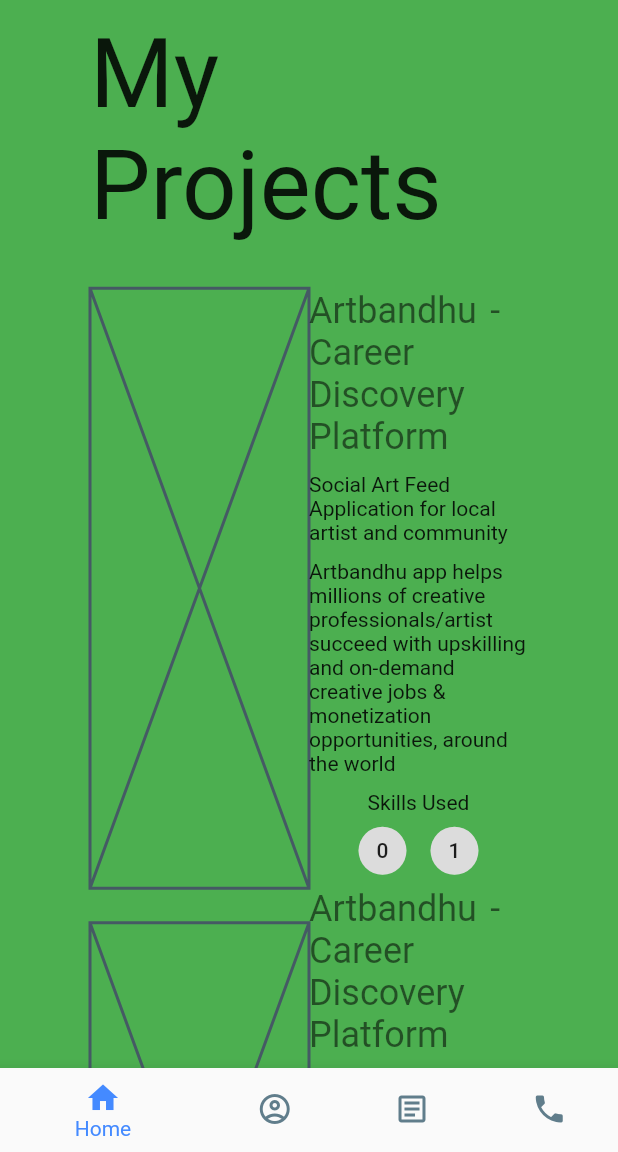
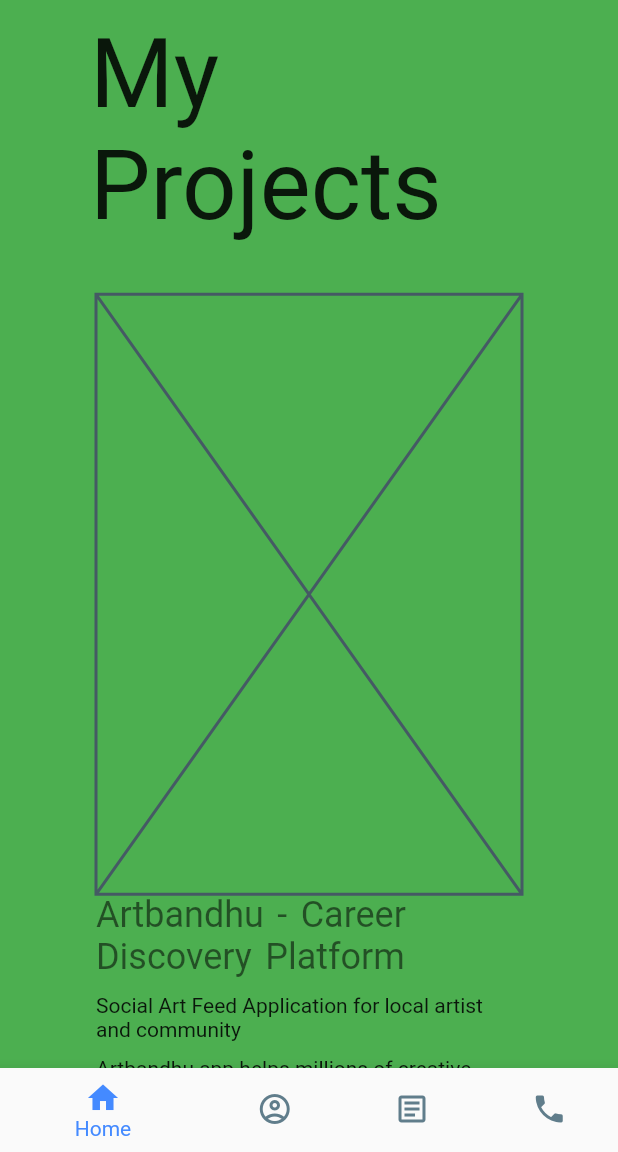
Before and after one commit to thomas819/resume_web, a Flutter app: the screen it shows after launch, scrolled down 3456 dp, on a phone screen of 412 x 824 dp, the part 84-1236 px from its top. Run offline on Flutter 3.47's test engine with Material 2 defaults, Android fonts, the light colour scheme and no system bars; our stand-ins replace flutter_svg, get.

Commit message:
add experience layout

```diff
--- a/lib/main.dart
+++ b/lib/main.dart
@@ -12,7 +12,7 @@
   @override
   Widget build(BuildContext context) {
     return GetMaterialApp(
-      title: 'Flutter Demo',
+      title: 'Thomas Portfolio Site',
       theme: ThemeData(
         primarySwatch: Colors.blue,
       ),
--- a/lib/src/controller/screen_layout_controller.dart
+++ b/lib/src/controller/screen_layout_controller.dart
@@ -84,8 +84,7 @@
   void builder(BoxConstraints constraints) {
     if (constraints.biggest.width <= 480) {
       _screenType(ScreenSizeType.MOBILE);
-    } else if (constraints.biggest.width >= 480 &&
-        constraints.biggest.width < 768) {
+    } else if (constraints.biggest.width >= 480 && constraints.biggest.width < 768) {
       _screenType(ScreenSizeType.TABLET);
     } else {
       _screenType(ScreenSizeType.DESKTOP);
--- a/lib/src/pages/experience_page.dart
+++ b/lib/src/pages/experience_page.dart
@@ -20,10 +20,16 @@
               "My Projects",
               style: titleTextStyle,
             ),
-            SizedBox(height: 30,),
+            SizedBox(
+              height: 30,
+            ),
             Wrap(
+              runSpacing: 30,
               children: ScreenLayoutController.to.projectList.map((i) {
-                return _project(i);
+                return Card(
+                    elevation: 0,
+                    color: Colors.transparent,
+                    child: _project(i));
               }).toList(),
             ),
           ],
@@ -33,22 +39,55 @@
   }
 
   Widget _project(i) {
-    return Row(
+    print(
+        "@@ScreenLayoutController.to.type.value =${ScreenLayoutController.to.type.value}");
+
+    return ScreenLayoutController.to.type.value == ScreenSizeType.DESKTOP
+        ? Row(
+            mainAxisAlignment:
+                ScreenLayoutController.to.projectList.indexOf(i).isOdd
+                    ? MainAxisAlignment.end
+                    : MainAxisAlignment.start,
+            children: [
+              ScreenLayoutController.to.projectList.indexOf(i).isOdd
+                  ? Expanded(child: _sectionData(i))
+                  : _sectionImg(i),
+              ScreenLayoutController.to.projectList.indexOf(i).isOdd
+                  ? _sectionImg(i)
+                  : Expanded(child: _sectionData(i)),
+            ],
+          )
+        : Column(
+            children: [_sectionImg(i), _sectionData(i)],
+          );
+  }
+
+  Widget _sectionImg(i) {
+    return Placeholder();
+  }
+
+  Widget _sectionData(i) {
+    return Column(
       children: [
-         Expanded(child: Placeholder()),
-        Expanded(
-          child: Column(
-            children: [
-              Text(i["title"],style: contentTextStyle,),
-              SizedBox(height: 10,),
-              Text(i["text"]),
-              SizedBox(height: 10,),
-              Text(i["summary"]),
-              SizedBox(height: 10,),
-              Text("Skills Used"),
-              Wrap(children: List.generate(i["techUsed"].length, (index) => Chip(label: Text("${index}"))),)
-            ],
-          ),
+        Text(
+          i["title"],
+          style: contentTextStyle,
+        ),
+        SizedBox(
+          height: 10,
+        ),
+        Text(i["text"]),
+        SizedBox(
+          height: 10,
+        ),
+        Text(i["summary"]),
+        SizedBox(
+          height: 10,
+        ),
+        Text("Skills Used"),
+        Wrap(
+          children: List.generate(
+              i["techUsed"].length, (index) => Chip(label: Text("${index}"))),
         )
       ],
     );
```
Also changed, not shown: firebase.json (added), 4 other files.
